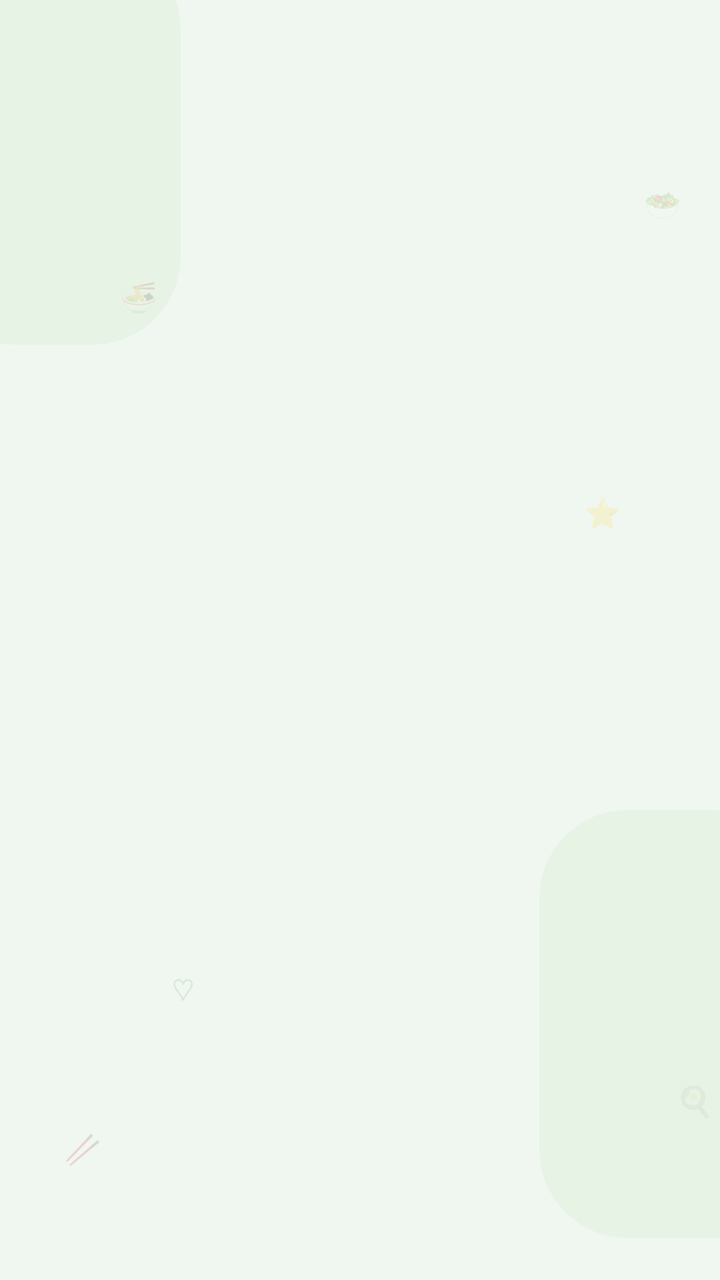
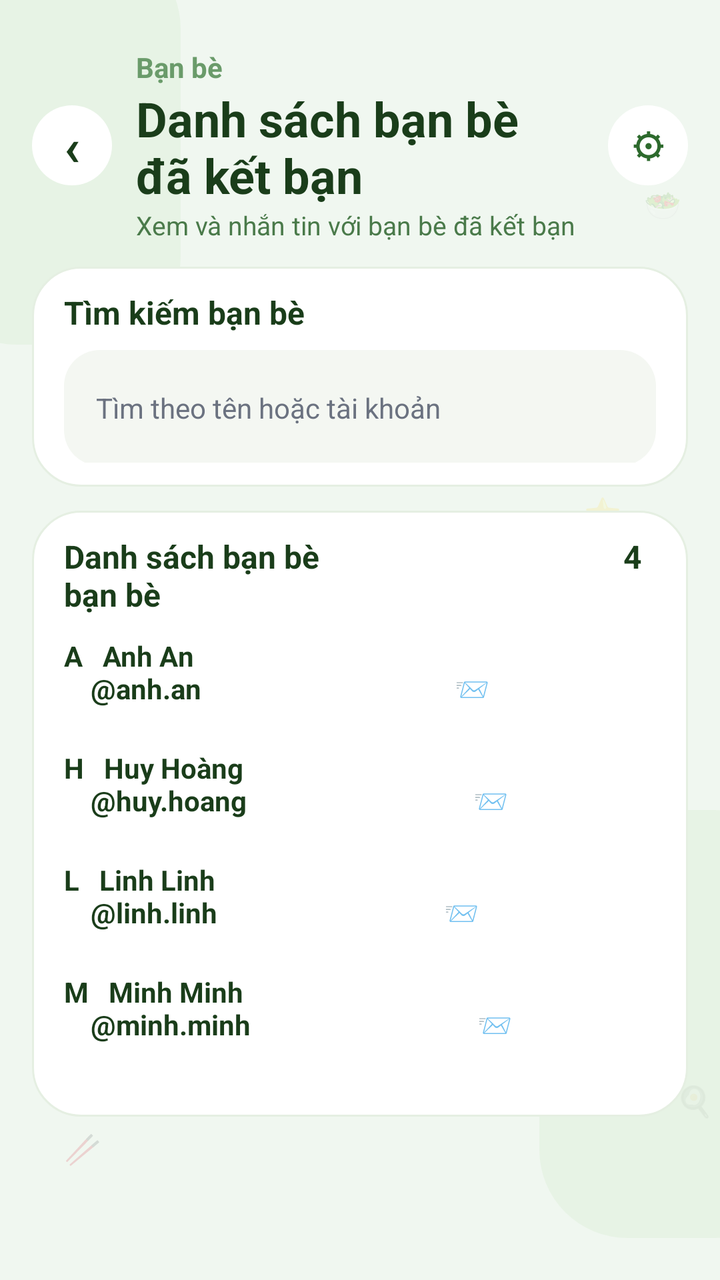

Screens rendered from an Android XML layout before and after an edit, with the pre-edit source and the edit as a unified diff.
<!-- AndroidManifest.xml: application theme AppTheme -->
<!-- res/layout/activity_frame_27_friends.xml -->
<?xml version="1.0" encoding="utf-8"?>
<FrameLayout xmlns:android="http://schemas.android.com/apk/res/android"
    android:layout_width="match_parent"
    android:layout_height="match_parent"
    android:background="@color/panda_bg">

    <View
        android:layout_width="126dp"
        android:layout_height="202dp"
        android:layout_marginStart="-36dp"
        android:layout_marginTop="-30dp"
        android:alpha="0.7"
        android:background="@drawable/bg_figma_deco" />

    <TextView
        android:layout_width="wrap_content"
        android:layout_height="wrap_content"
        android:layout_marginStart="60dp"
        android:layout_marginTop="138dp"
        android:alpha="0.16"
        android:text="🍜"
        android:textColor="@color/panda_green_light_text"
        android:textSize="15sp" />

    <TextView
        android:layout_width="wrap_content"
        android:layout_height="wrap_content"
        android:layout_marginStart="322dp"
        android:layout_marginTop="92dp"
        android:alpha="0.16"
        android:text="🥗"
        android:textColor="@color/panda_green_light_text"
        android:textSize="15sp" />

    <TextView
        android:layout_width="wrap_content"
        android:layout_height="wrap_content"
        android:layout_marginStart="292dp"
        android:layout_marginTop="246dp"
        android:alpha="0.16"
        android:text="⭐"
        android:textColor="@color/panda_green_light_text"
        android:textSize="15sp" />

    <TextView
        android:layout_width="wrap_content"
        android:layout_height="wrap_content"
        android:layout_marginStart="338dp"
        android:layout_marginTop="540dp"
        android:alpha="0.16"
        android:text="🍳"
        android:textColor="@color/panda_green_light_text"
        android:textSize="15sp" />

    <TextView
        android:layout_width="wrap_content"
        android:layout_height="wrap_content"
        android:layout_marginStart="32dp"
        android:layout_marginTop="564dp"
        android:alpha="0.16"
        android:text="🥢"
        android:textColor="@color/panda_green_light_text"
        android:textSize="15sp" />

    <View
        android:layout_width="132dp"
        android:layout_height="214dp"
        android:layout_gravity="bottom|end"
        android:layout_marginEnd="-42dp"
        android:layout_marginBottom="21dp"
        android:alpha="0.68"
        android:background="@drawable/bg_figma_deco" />

    <TextView
        android:layout_width="wrap_content"
        android:layout_height="wrap_content"
        android:layout_gravity="bottom|start"
        android:layout_marginStart="86dp"
        android:layout_marginBottom="135dp"
        android:alpha="0.16"
        android:text="♡"
        android:textColor="@color/panda_green_light_text"
        android:textSize="15sp" />

    <ScrollView
        android:layout_width="match_parent"
        android:layout_height="match_parent"
        android:fillViewport="true"
        android:overScrollMode="never">

        <LinearLayout
            android:id="@id/screen_content"
            android:layout_width="match_parent"
            android:layout_height="wrap_content"
            android:orientation="vertical"
            android:paddingStart="16dp"
            android:paddingTop="24dp"
            android:paddingEnd="16dp"
            android:paddingBottom="24dp" />
    </ScrollView>
</FrameLayout>
<!-- resources referenced by this layout -->
<resources>
  <color name="panda_bg">#F0F7F0</color>
  <color name="panda_green_light_text">#6A9B6A</color>
  <!-- drawable bg_figma_deco (drawable) -->
  <?xml version="1.0" encoding="utf-8"?>
  <shape xmlns:android="http://schemas.android.com/apk/res/android"
      android:shape="rectangle">
      <solid android:color="@color/panda_mint" />
      <corners android:radius="44dp" />
  </shape>
  <style name="AppTheme" parent="@android:style/Theme.Material.Light.NoActionBar">
          <item name="android:fontFamily">sans-serif</item>
          <item name="android:windowLightStatusBar">true</item>
          <item name="android:statusBarColor">@color/panda_bg</item>
          <item name="android:navigationBarColor">@color/panda_bg</item>
          <item name="android:colorAccent">@color/panda_green</item>
      </style>
  <color name="panda_mint">#E4F2E1</color>
  <color name="panda_green">#2D6A2D</color>
</resources>

<!-- the commit's change to res/layout/activity_frame_27_friends.xml (unified diff, before → after) -->
@@ -96,6 +96,154 @@
             android:paddingStart="16dp"
             android:paddingTop="24dp"
             android:paddingEnd="16dp"
-            android:paddingBottom="24dp" />
+            android:paddingBottom="24dp">
+
+            <LinearLayout
+                android:layout_width="match_parent"
+                android:layout_height="wrap_content"
+                android:gravity="center_vertical"
+                android:orientation="horizontal">
+
+                <TextView
+                    android:layout_width="40dp"
+                    android:layout_height="40dp"
+                    android:background="@drawable/bg_circle_white"
+                    android:gravity="center"
+                    android:text="‹"
+                    android:textColor="@color/panda_green_dark"
+                    android:textSize="26sp"
+                    android:textStyle="bold" />
+
+                <LinearLayout
+                    android:layout_width="0dp"
+                    android:layout_height="wrap_content"
+                    android:layout_marginStart="12dp"
+                    android:layout_marginEnd="12dp"
+                    android:layout_weight="1"
+                    android:orientation="vertical">
+
+                    <TextView
+                        android:layout_width="match_parent"
+                        android:layout_height="wrap_content"
+                        android:text="Bạn bè"
+                        android:textColor="@color/panda_green_light_text"
+                        android:textSize="14sp"
+                        android:textStyle="bold" />
+
+                    <TextView
+                        android:layout_width="match_parent"
+                        android:layout_height="wrap_content"
+                        android:text="Danh sách bạn bè đã kết bạn"
+                        android:textColor="@color/panda_green_dark"
+                        android:textSize="24sp"
+                        android:textStyle="bold" />
+
+                    <TextView
+                        android:layout_width="match_parent"
+                        android:layout_height="wrap_content"
+                        android:text="Xem và nhắn tin với bạn bè đã kết bạn"
+                        android:textColor="@color/panda_green_mid"
+                        android:textSize="13sp" />
+                </LinearLayout>
+
+                <TextView
+                    android:layout_width="40dp"
+                    android:layout_height="40dp"
+                    android:background="@drawable/bg_circle_white"
+                    android:gravity="center"
+                    android:text="⚙"
+                    android:textColor="@color/panda_green"
+                    android:textSize="17sp"
+                    android:textStyle="bold" />
+            </LinearLayout>
+
+            <LinearLayout
+                android:layout_width="match_parent"
+                android:layout_height="110dp"
+                android:layout_marginTop="12dp"
+                android:background="@drawable/bg_figma_card"
+                android:orientation="vertical"
+                android:paddingStart="16dp"
+                android:paddingTop="12dp"
+                android:paddingEnd="16dp"
+                android:paddingBottom="12dp">
+
+                <TextView
+                    android:layout_width="match_parent"
+                    android:layout_height="wrap_content"
+                    android:text="Tìm kiếm bạn bè"
+                    android:textColor="@color/panda_green_dark"
+                    android:textSize="16sp"
+                    android:textStyle="bold" />
+
+                <TextView
+                    android:layout_width="match_parent"
+                    android:layout_height="58dp"
+                    android:layout_marginTop="8dp"
+                    android:background="@drawable/bg_figma_input"
+                    android:gravity="center_vertical"
+                    android:paddingStart="16dp"
+                    android:paddingEnd="16dp"
+                    android:text="Tìm theo tên hoặc tài khoản"
+                    android:textColor="@color/panda_gray"
+                    android:textSize="14sp" />
+            </LinearLayout>
+
+            <LinearLayout
+                android:layout_width="match_parent"
+                android:layout_height="303dp"
+                android:layout_marginTop="12dp"
+                android:background="@drawable/bg_figma_card"
+                android:orientation="vertical"
+                android:paddingStart="16dp"
+                android:paddingTop="12dp"
+                android:paddingEnd="16dp"
+                android:paddingBottom="12dp">
+
+                <TextView
+                    android:layout_width="match_parent"
+                    android:layout_height="wrap_content"
+                    android:text="Danh sách bạn bè                                      4 bạn bè"
+                    android:textColor="@color/panda_green_dark"
+                    android:textSize="16sp"
+                    android:textStyle="bold" />
+
+                <TextView
+                    android:layout_width="match_parent"
+                    android:layout_height="56dp"
+                    android:gravity="center_vertical"
+                    android:text="A   Anh An&#10;    \@anh.an                                      📨"
+                    android:textColor="@color/panda_green_dark"
+                    android:textSize="14sp"
+                    android:textStyle="bold" />
+
+                <TextView
+                    android:layout_width="match_parent"
+                    android:layout_height="56dp"
+                    android:gravity="center_vertical"
+                    android:text="H   Huy Hoàng&#10;    \@huy.hoang                                  📨"
+                    android:textColor="@color/panda_green_dark"
+                    android:textSize="14sp"
+                    android:textStyle="bold" />
+
+                <TextView
+                    android:layout_width="match_parent"
+                    android:layout_height="56dp"
+                    android:gravity="center_vertical"
+                    android:text="L   Linh Linh&#10;    \@linh.linh                                  📨"
+                    android:textColor="@color/panda_green_dark"
+                    android:textSize="14sp"
+                    android:textStyle="bold" />
+
+                <TextView
+                    android:layout_width="match_parent"
+                    android:layout_height="56dp"
+                    android:gravity="center_vertical"
+                    android:text="M   Minh Minh&#10;    \@minh.minh                                  📨"
+                    android:textColor="@color/panda_green_dark"
+                    android:textSize="14sp"
+                    android:textStyle="bold" />
+            </LinearLayout>
+        </LinearLayout>
     </ScrollView>
 </FrameLayout>
<!-- resource entries referenced after the edit -->
@@ -1,13 +1,38 @@
 <!-- resources referenced by this layout -->
 <resources>
   <color name="panda_bg">#F0F7F0</color>
+  <color name="panda_gray">#6B7280</color>
   <color name="panda_green_light_text">#6A9B6A</color>
+  <color name="panda_green_mid">#4A7A4A</color>
+  <!-- drawable bg_circle_white (drawable) -->
+  <?xml version="1.0" encoding="utf-8"?>
+  <shape xmlns:android="http://schemas.android.com/apk/res/android"
+      android:shape="oval">
+      <solid android:color="@color/panda_card" />
+  </shape>
+  <!-- drawable bg_figma_card (drawable) -->
+  <?xml version="1.0" encoding="utf-8"?>
+  <shape xmlns:android="http://schemas.android.com/apk/res/android"
+      android:shape="rectangle">
+      <solid android:color="@color/panda_card" />
+      <stroke
+          android:width="1dp"
+          android:color="@color/panda_border" />
+      <corners android:radius="24dp" />
+  </shape>
   <!-- drawable bg_figma_deco (drawable) -->
   <?xml version="1.0" encoding="utf-8"?>
   <shape xmlns:android="http://schemas.android.com/apk/res/android"
       android:shape="rectangle">
       <solid android:color="@color/panda_mint" />
       <corners android:radius="44dp" />
+  </shape>
+  <!-- drawable bg_figma_input (drawable) -->
+  <?xml version="1.0" encoding="utf-8"?>
+  <shape xmlns:android="http://schemas.android.com/apk/res/android"
+      android:shape="rectangle">
+      <solid android:color="@color/panda_input" />
+      <corners android:radius="18dp" />
   </shape>
   <style name="AppTheme" parent="@android:style/Theme.Material.Light.NoActionBar">
           <item name="android:fontFamily">sans-serif</item>
@@ -16,7 +41,11 @@
           <item name="android:navigationBarColor">@color/panda_bg</item>
           <item name="android:colorAccent">@color/panda_green</item>
       </style>
+  <color name="panda_card">#FFFFFF</color>
+  <color name="panda_border">#E5EFE2</color>
   <color name="panda_mint">#E4F2E1</color>
+  <color name="panda_input">#F4F7F2</color>
   <color name="panda_green">#2D6A2D</color>
+  <color name="panda_green_dark">#1A3D1A</color>
 </resources>
 
